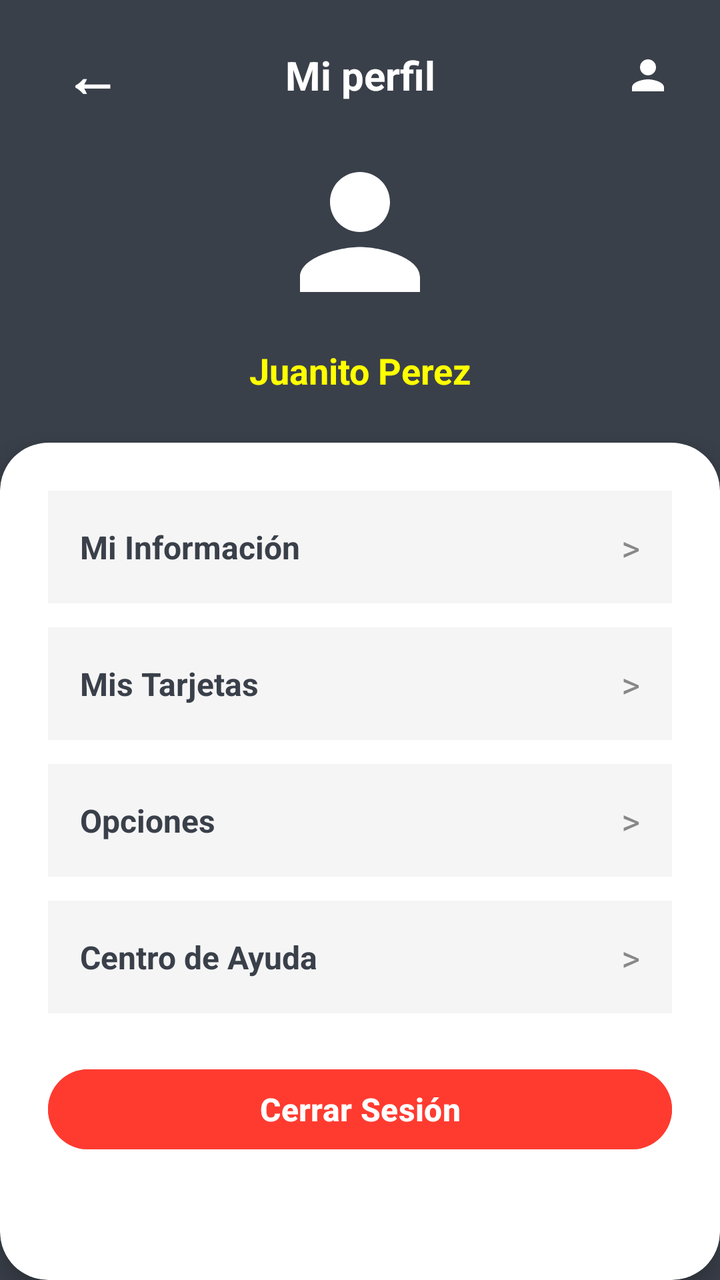
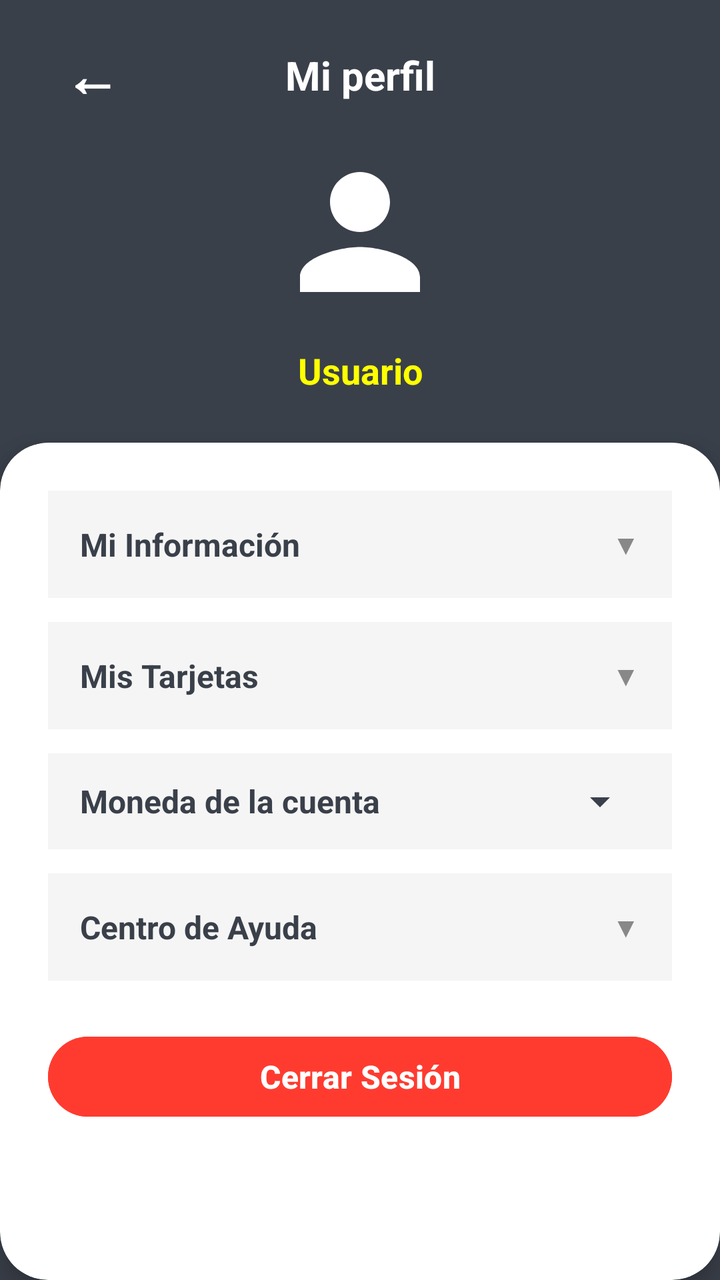

Compare the two renders of this Android layout. The source of the first and the diff that turns it into the second are given below.
<!-- AndroidManifest.xml: application theme Theme.AlkeWalletInterface -->
<!-- res/layout/activity_profile.xml -->
<?xml version="1.0" encoding="utf-8"?>
<androidx.constraintlayout.widget.ConstraintLayout xmlns:android="http://schemas.android.com/apk/res/android"
    xmlns:app="http://schemas.android.com/apk/res-auto"
    android:layout_width="match_parent"
    android:layout_height="match_parent"
    android:background="#3A404A"> 

    
    <TextView
        android:id="@+id/btnBackProfile"
        android:layout_width="wrap_content"
        android:layout_height="wrap_content"
        android:layout_marginStart="24dp"
        android:padding="8dp"
        android:text="←"
        android:textColor="#FFFFFF"
        android:textSize="28sp"
        android:textStyle="bold"
        app:layout_constraintBottom_toBottomOf="@+id/txtProfileTitle"
        app:layout_constraintStart_toStartOf="parent"
        app:layout_constraintTop_toTopOf="@+id/txtProfileTitle" />

    
    <TextView
        android:id="@+id/txtProfileTitle"
        android:layout_width="wrap_content"
        android:layout_height="wrap_content"
        android:layout_marginTop="24dp"
        android:text="Mi perfil"
        android:textColor="#FFFFFF"
        android:textSize="20sp"
        android:textStyle="bold"
        app:layout_constraintEnd_toEndOf="parent"
        app:layout_constraintStart_toStartOf="parent"
        app:layout_constraintTop_toTopOf="parent" />

    
    <ImageView
        android:id="@+id/btnEditProfile"
        android:layout_width="24dp"
        android:layout_height="24dp"
        android:layout_marginEnd="24dp"
        android:contentDescription="Editar Perfil"
        android:src="@drawable/ic_avatar_placeholder"
        app:layout_constraintBottom_toBottomOf="@+id/txtProfileTitle"
        app:layout_constraintEnd_toEndOf="parent"
        app:layout_constraintTop_toTopOf="@+id/txtProfileTitle" />

    
    <ImageView
        android:id="@+id/imgProfileLarge"
        android:layout_width="90dp"
        android:layout_height="90dp"
        android:layout_marginTop="20dp"
        android:contentDescription="Foto de Perfil"
        android:src="@drawable/ic_avatar_placeholder"
        app:layout_constraintEnd_toEndOf="parent"
        app:layout_constraintStart_toStartOf="parent"
        app:layout_constraintTop_toBottomOf="@+id/txtProfileTitle" />

    
    <TextView
        android:id="@+id/txtProfileName"
        android:layout_width="wrap_content"
        android:layout_height="wrap_content"
        android:layout_marginTop="12dp"
        android:text="Juanito Perez"
        android:textColor="#FFFF00"
        android:textSize="18sp"
        android:textStyle="bold"
        app:layout_constraintEnd_toEndOf="parent"
        app:layout_constraintStart_toStartOf="parent"
        app:layout_constraintTop_toBottomOf="@+id/imgProfileLarge" />

    
    <androidx.cardview.widget.CardView
        android:layout_width="match_parent"
        android:layout_height="0dp"
        android:layout_marginTop="24dp"
        app:cardCornerRadius="24dp"
        app:cardElevation="8dp"
        app:layout_constraintBottom_toBottomOf="parent"
        app:layout_constraintTop_toBottomOf="@+id/txtProfileName">

        <LinearLayout
            android:layout_width="match_parent"
            android:layout_height="match_parent"
            android:orientation="vertical"
            android:padding="24dp">

            
            <LinearLayout
                android:layout_width="match_parent"
                android:layout_height="wrap_content"
                android:background="#F5F5F5"
                android:gravity="center_vertical"
                android:orientation="horizontal"
                android:padding="16dp">

                <TextView
                    android:layout_width="0dp"
                    android:layout_height="wrap_content"
                    android:layout_weight="1"
                    android:text="Mi Información"
                    android:textColor="#3A404A"
                    android:textSize="16sp"
                    android:textStyle="bold" />

                <TextView
                    android:layout_width="wrap_content"
                    android:layout_height="wrap_content"
                    android:text=">"
                    android:textColor="#888888"
                    android:textSize="18sp" />
            </LinearLayout>

            
            <LinearLayout
                android:layout_width="match_parent"
                android:layout_height="wrap_content"
                android:layout_marginTop="12dp"
                android:background="#F5F5F5"
                android:gravity="center_vertical"
                android:orientation="horizontal"
                android:padding="16dp">

                <TextView
                    android:layout_width="0dp"
                    android:layout_height="wrap_content"
                    android:layout_weight="1"
                    android:text="Mis Tarjetas"
                    android:textColor="#3A404A"
                    android:textSize="16sp"
                    android:textStyle="bold" />

                <TextView
                    android:layout_width="wrap_content"
                    android:layout_height="wrap_content"
                    android:text=">"
                    android:textColor="#888888"
                    android:textSize="18sp" />
            </LinearLayout>

            
            <LinearLayout
                android:layout_width="match_parent"
                android:layout_height="wrap_content"
                android:layout_marginTop="12dp"
                android:background="#F5F5F5"
                android:gravity="center_vertical"
                android:orientation="horizontal"
                android:padding="16dp">

                <TextView
                    android:layout_width="0dp"
                    android:layout_height="wrap_content"
                    android:layout_weight="1"
                    android:text="Opciones"
                    android:textColor="#3A404A"
                    android:textSize="16sp"
                    android:textStyle="bold" />

                <TextView
                    android:layout_width="wrap_content"
                    android:layout_height="wrap_content"
                    android:text=">"
                    android:textColor="#888888"
                    android:textSize="18sp" />
            </LinearLayout>

            
            <LinearLayout
                android:layout_width="match_parent"
                android:layout_height="wrap_content"
                android:layout_marginTop="12dp"
                android:background="#F5F5F5"
                android:gravity="center_vertical"
                android:orientation="horizontal"
                android:padding="16dp">

                <TextView
                    android:layout_width="0dp"
                    android:layout_height="wrap_content"
                    android:layout_weight="1"
                    android:text="Centro de Ayuda"
                    android:textColor="#3A404A"
                    android:textSize="16sp"
                    android:textStyle="bold" />

                <TextView
                    android:layout_width="wrap_content"
                    android:layout_height="wrap_content"
                    android:text=">"
                    android:textColor="#888888"
                    android:textSize="18sp" />
            </LinearLayout>

            
            <Button
                android:id="@+id/btnLogoutProfile"
                android:layout_width="match_parent"
                android:layout_height="wrap_content"
                android:layout_marginTop="24dp"
                android:backgroundTint="#FF3B30"
                android:text="Cerrar Sesión"
                android:textAllCaps="false"
                android:textColor="#FFFFFF"
                android:textSize="16sp"
                android:textStyle="bold" />

        </LinearLayout>
    </androidx.cardview.widget.CardView>

</androidx.constraintlayout.widget.ConstraintLayout>
<!-- resources referenced by this layout -->
<resources>
  <!-- drawable ic_avatar_placeholder (drawable) -->
  <vector xmlns:android="http://schemas.android.com/apk/res/android" android:height="24dp" android:tint="#FFFFFF" android:viewportHeight="24" android:viewportWidth="24" android:width="24dp">
        
      <path android:fillColor="@android:color/white" android:pathData="M12,12c2.21,0 4,-1.79 4,-4s-1.79,-4 -4,-4 -4,1.79 -4,4 1.79,4 4,4zM12,14c-2.67,0 -8,1.34 -8,4v2h16v-2c0,-2.66 -5.33,-4 -8,-4z"/>
      
  </vector>
  <style name="Theme.AlkeWalletInterface" parent="Base.Theme.AlkeWalletInterface" />
  <style name="Base.Theme.AlkeWalletInterface" parent="Theme.Material3.DayNight.NoActionBar">
          
          
      </style>
</resources>

<!-- the commit's change to res/layout/activity_profile.xml (unified diff, before → after) -->
@@ -35,17 +35,7 @@
         app:layout_constraintTop_toTopOf="parent" />
 
     
-    <ImageView
-        android:id="@+id/btnEditProfile"
-        android:layout_width="24dp"
-        android:layout_height="24dp"
-        android:layout_marginEnd="24dp"
-        android:contentDescription="Editar Perfil"
-        android:src="@drawable/ic_avatar_placeholder"
-        app:layout_constraintBottom_toBottomOf="@+id/txtProfileTitle"
-        app:layout_constraintEnd_toEndOf="parent"
-        app:layout_constraintTop_toTopOf="@+id/txtProfileTitle" />
-
+    
     
     <ImageView
         android:id="@+id/imgProfileLarge"
@@ -64,7 +54,7 @@
         android:layout_width="wrap_content"
         android:layout_height="wrap_content"
         android:layout_marginTop="12dp"
-        android:text="Juanito Perez"
+        android:text="Usuario"
         android:textColor="#FFFF00"
         android:textSize="18sp"
         android:textStyle="bold"
@@ -90,12 +80,15 @@
 
             
             <LinearLayout
+                android:id="@+id/btnMyInfo"
                 android:layout_width="match_parent"
                 android:layout_height="wrap_content"
                 android:background="#F5F5F5"
                 android:gravity="center_vertical"
                 android:orientation="horizontal"
-                android:padding="16dp">
+                android:padding="16dp"
+                android:clickable="true"
+                android:focusable="true">
 
                 <TextView
                     android:layout_width="0dp"
@@ -107,22 +100,54 @@
                     android:textStyle="bold" />
 
                 <TextView
-                    android:layout_width="wrap_content"
-                    android:layout_height="wrap_content"
-                    android:text=">"
+                    android:id="@+id/arrowMyInfo"
+                    android:layout_width="wrap_content"
+                    android:layout_height="wrap_content"
+                    android:text="▼"
                     android:textColor="#888888"
-                    android:textSize="18sp" />
-            </LinearLayout>
-
-            
-            <LinearLayout
+                    android:textSize="14sp" />
+            </LinearLayout>
+
+            
+            <LinearLayout
+                android:id="@+id/layoutMyInfoDetails"
+                android:layout_width="match_parent"
+                android:layout_height="wrap_content"
+                android:background="#FAFAFA"
+                android:orientation="vertical"
+                android:padding="16dp"
+                android:visibility="gone">
+
+                <TextView
+                    android:id="@+id/txtInfoFullName"
+                    android:layout_width="match_parent"
+                    android:layout_height="wrap_content"
+                    android:text="Nombre: -"
+                    android:textColor="#555555"
+                    android:textSize="14sp" />
+
+                <TextView
+                    android:id="@+id/txtInfoEmail"
+                    android:layout_width="match_parent"
+                    android:layout_height="wrap_content"
+                    android:layout_marginTop="8dp"
+                    android:text="Correo: -"
+                    android:textColor="#555555"
+                    android:textSize="14sp" />
+            </LinearLayout>
+
+            
+            <LinearLayout
+                android:id="@+id/btnMyCards"
                 android:layout_width="match_parent"
                 android:layout_height="wrap_content"
                 android:layout_marginTop="12dp"
                 android:background="#F5F5F5"
                 android:gravity="center_vertical"
                 android:orientation="horizontal"
-                android:padding="16dp">
+                android:padding="16dp"
+                android:clickable="true"
+                android:focusable="true">
 
                 <TextView
                     android:layout_width="0dp"
@@ -134,11 +159,53 @@
                     android:textStyle="bold" />
 
                 <TextView
-                    android:layout_width="wrap_content"
-                    android:layout_height="wrap_content"
-                    android:text=">"
+                    android:id="@+id/arrowMyCards"
+                    android:layout_width="wrap_content"
+                    android:layout_height="wrap_content"
+                    android:text="▼"
                     android:textColor="#888888"
-                    android:textSize="18sp" />
+                    android:textSize="14sp" />
+            </LinearLayout>
+
+            
+            <LinearLayout
+                android:id="@+id/layoutMyCardsDetails"
+                android:layout_width="match_parent"
+                android:layout_height="wrap_content"
+                android:background="#FAFAFA"
+                android:orientation="horizontal"
+                android:padding="16dp"
+                android:gravity="center_vertical"
+                android:visibility="gone">
+
+                
+                <TextView
+                    android:layout_width="wrap_content"
+                    android:layout_height="wrap_content"
+                    android:text="💳"
+                    android:textSize="24sp"
+                    android:layout_marginEnd="12dp"/>
+
+                <LinearLayout
+                    android:layout_width="match_parent"
+                    android:layout_height="wrap_content"
+                    android:orientation="vertical">
+
+                    <TextView
+                        android:layout_width="wrap_content"
+                        android:layout_height="wrap_content"
+                        android:text="Tarjeta de Débito (Virtual)"
+                        android:textColor="#3A404A"
+                        android:textSize="14sp"
+                        android:textStyle="bold" />
+
+                    <TextView
+                        android:layout_width="wrap_content"
+                        android:layout_height="wrap_content"
+                        android:text="**** **** **** 4589"
+                        android:textColor="#888888"
+                        android:textSize="12sp" />
+                </LinearLayout>
             </LinearLayout>
 
             
@@ -149,50 +216,81 @@
                 android:background="#F5F5F5"
                 android:gravity="center_vertical"
                 android:orientation="horizontal"
-                android:padding="16dp">
+                android:padding="12dp">
 
                 <TextView
                     android:layout_width="0dp"
                     android:layout_height="wrap_content"
                     android:layout_weight="1"
-                    android:text="Opciones"
+                    android:text="Moneda de la cuenta"
+                    android:textColor="#3A404A"
+                    android:textSize="16sp"
+                    android:textStyle="bold"
+                    android:paddingStart="4dp"/>
+
+                <Spinner
+                    android:id="@+id/spinnerCurrency"
+                    android:layout_width="wrap_content"
+                    android:layout_height="wrap_content"
+                    android:backgroundTint="#3A404A"/>
+            </LinearLayout>
+
+            
+            <LinearLayout
+                android:id="@+id/btnHelpCenter"
+                android:layout_width="match_parent"
+                android:layout_height="wrap_content"
+                android:layout_marginTop="12dp"
+                android:background="#F5F5F5"
+                android:gravity="center_vertical"
+                android:orientation="horizontal"
+                android:padding="16dp"
+                android:clickable="true"
+                android:focusable="true">
+
+                <TextView
+                    android:layout_width="0dp"
+                    android:layout_height="wrap_content"
+                    android:layout_weight="1"
+                    android:text="Centro de Ayuda"
                     android:textColor="#3A404A"
                     android:textSize="16sp"
                     android:textStyle="bold" />
 
                 <TextView
-                    android:layout_width="wrap_content"
-                    android:layout_height="wrap_content"
-                    android:text=">"
+                    android:id="@+id/arrowHelpCenter"
+                    android:layout_width="wrap_content"
+                    android:layout_height="wrap_content"
+                    android:text="▼"
                     android:textColor="#888888"
-                    android:textSize="18sp" />
-            </LinearLayout>
-
-            
-            <LinearLayout
-                android:layout_width="match_parent"
-                android:layout_height="wrap_content"
-                android:layout_marginTop="12dp"
-                android:background="#F5F5F5"
-                android:gravity="center_vertical"
-                android:orientation="horizontal"
-                android:padding="16dp">
-
-                <TextView
-                    android:layout_width="0dp"
-                    android:layout_height="wrap_content"
-                    android:layout_weight="1"
-                    android:text="Centro de Ayuda"
-                    android:textColor="#3A404A"
-                    android:textSize="16sp"
+                    android:textSize="14sp" />
+            </LinearLayout>
+
+            
+            <LinearLayout
+                android:id="@+id/layoutHelpCenterDetails"
+                android:layout_width="match_parent"
+                android:layout_height="wrap_content"
+                android:background="#FAFAFA"
+                android:orientation="vertical"
+                android:padding="16dp"
+                android:visibility="gone">
+
+                <TextView
+                    android:layout_width="match_parent"
+                    android:layout_height="wrap_content"
+                    android:text="Comunícate con nuestro soporte:"
+                    android:textColor="#555555"
+                    android:textSize="14sp" />
+
+                <TextView
+                    android:layout_width="match_parent"
+                    android:layout_height="wrap_content"
+                    android:layout_marginTop="4dp"
+                    android:text="📞 +56 9 1234 5678\n✉️ soporte@alkewallet.com"
+                    android:textColor="#3A404A"
+                    android:textSize="14sp"
                     android:textStyle="bold" />
-
-                <TextView
-                    android:layout_width="wrap_content"
-                    android:layout_height="wrap_content"
-                    android:text=">"
-                    android:textColor="#888888"
-                    android:textSize="18sp" />
             </LinearLayout>
 
             
